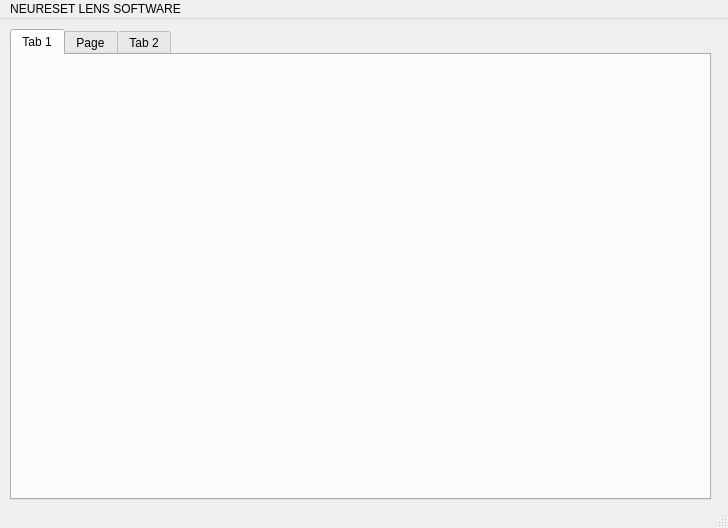
Qt form mainwindow.ui (CATBOYCOWBOY/COMP3004A4) before a commit.
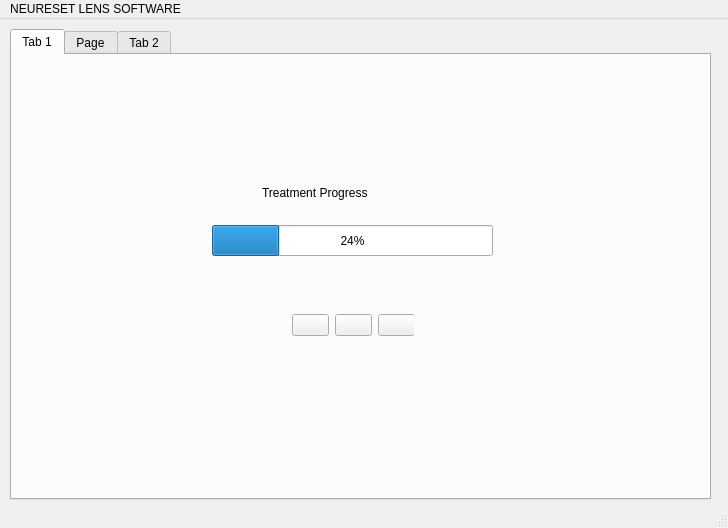
The same form after that commit. The open tabs and pages were chosen to show the change. Icons and pictures are not drawn.

Diff of the .ui file:
```diff
--- a/mainwindow.ui
+++ b/mainwindow.ui
@@ -30,6 +30,129 @@
      <attribute name="title">
       <string>Tab 1</string>
      </attribute>
+     <widget class="QProgressBar" name="treatmentProgress">
+      <property name="geometry">
+       <rect>
+        <x>200</x>
+        <y>170</y>
+        <width>281</width>
+        <height>31</height>
+       </rect>
+      </property>
+      <property name="value">
+       <number>24</number>
+      </property>
+     </widget>
+     <widget class="QLabel" name="label">
+      <property name="geometry">
+       <rect>
+        <x>250</x>
+        <y>130</y>
+        <width>151</width>
+        <height>16</height>
+       </rect>
+      </property>
+      <property name="text">
+       <string>Treatment Progress</string>
+      </property>
+     </widget>
+     <widget class="QWidget" name="horizontalLayoutWidget">
+      <property name="geometry">
+       <rect>
+        <x>280</x>
+        <y>230</y>
+        <width>122</width>
+        <height>80</height>
+       </rect>
+      </property>
+      <layout class="QHBoxLayout" name="horizontalLayout">
+       <item>
+        <widget class="QPushButton" name="treatmentPauseButton">
+         <property name="text">
+          <string/>
+         </property>
+         <property name="icon">
+          <iconset resource="resources.qrc">
+           <normaloff>:/new/prefix1/assets/pauseIcon.jpg</normaloff>:/new/prefix1/assets/pauseIcon.jpg</iconset>
+         </property>
+        </widget>
+       </item>
+       <item>
+        <spacer name="horizontalSpacer">
+         <property name="orientation">
+          <enum>Qt::Horizontal</enum>
+         </property>
+         <property name="sizeHint" stdset="0">
+          <size>
+           <width>120</width>
+           <height>20</height>
+          </size>
+         </property>
+        </spacer>
+       </item>
+       <item>
+        <spacer name="horizontalSpacer_3">
+         <property name="orientation">
+          <enum>Qt::Horizontal</enum>
+         </property>
+         <property name="sizeHint" stdset="0">
+          <size>
+           <width>40</width>
+           <height>20</height>
+          </size>
+         </property>
+        </spacer>
+       </item>
+       <item>
+        <widget class="QPushButton" name="treatmentStartButton">
+         <property name="text">
+          <string/>
+         </property>
+         <property name="icon">
+          <iconset resource="resources.qrc">
+           <normaloff>:/new/prefix1/assets/playIcon.jpg</normaloff>:/new/prefix1/assets/playIcon.jpg</iconset>
+         </property>
+        </widget>
+       </item>
+       <item>
+        <spacer name="horizontalSpacer_2">
+         <property name="orientation">
+          <enum>Qt::Horizontal</enum>
+         </property>
+         <property name="sizeHint" stdset="0">
+          <size>
+           <width>40</width>
+           <height>20</height>
+          </size>
+         </property>
+        </spacer>
+       </item>
+       <item>
+        <spacer name="horizontalSpacer_4">
+         <property name="orientation">
+          <enum>Qt::Horizontal</enum>
+         </property>
+         <property name="sizeHint" stdset="0">
+          <size>
+           <width>40</width>
+           <height>20</height>
+          </size>
+         </property>
+        </spacer>
+       </item>
+       <item>
+        <widget class="QPushButton" name="treatmentStopButton">
+         <property name="text">
+          <string/>
+         </property>
+         <property name="icon">
+          <iconset resource="resources.qrc">
+           <normaloff>:/new/prefix1/assets/stopButton.jpg</normaloff>:/new/prefix1/assets/stopButton.jpg</iconset>
+         </property>
+        </widget>
+       </item>
+      </layout>
+     </widget>
     </widget>
     <widget class="QWidget" name="tab_3">
      <attribute name="title">
```
Left out of the diff: 6 changed lines with no effect on the pictures.
